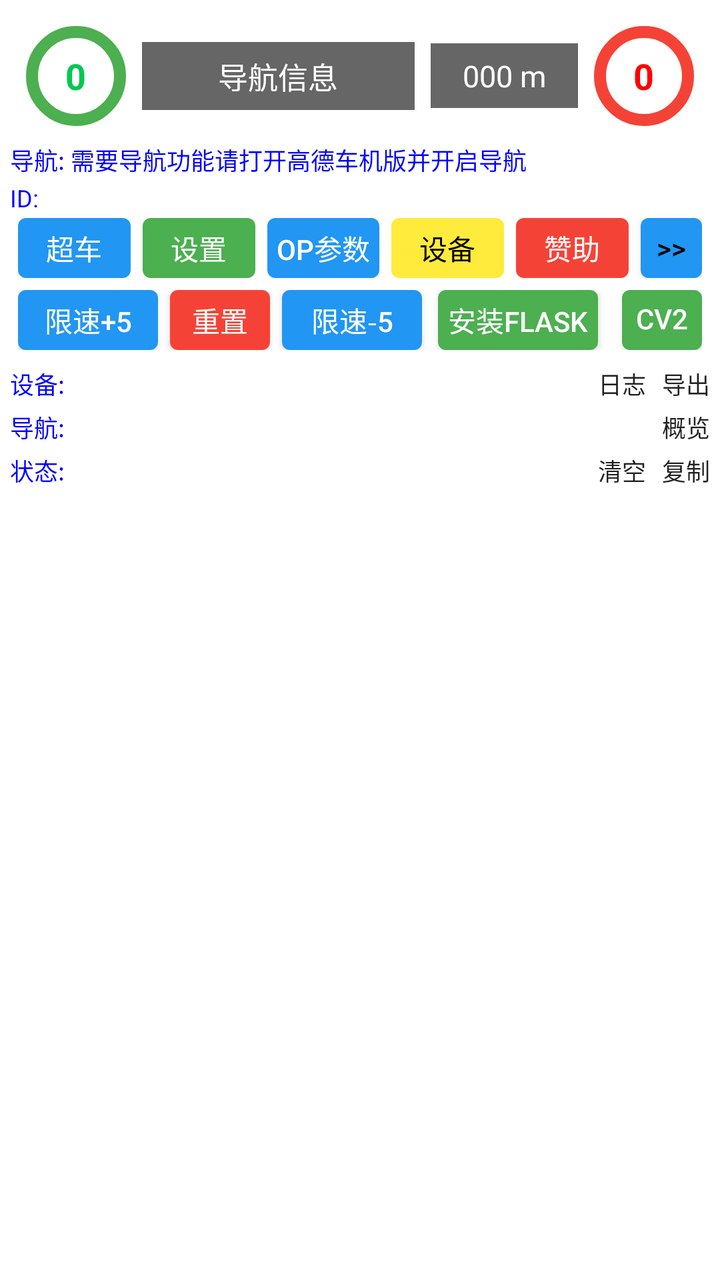
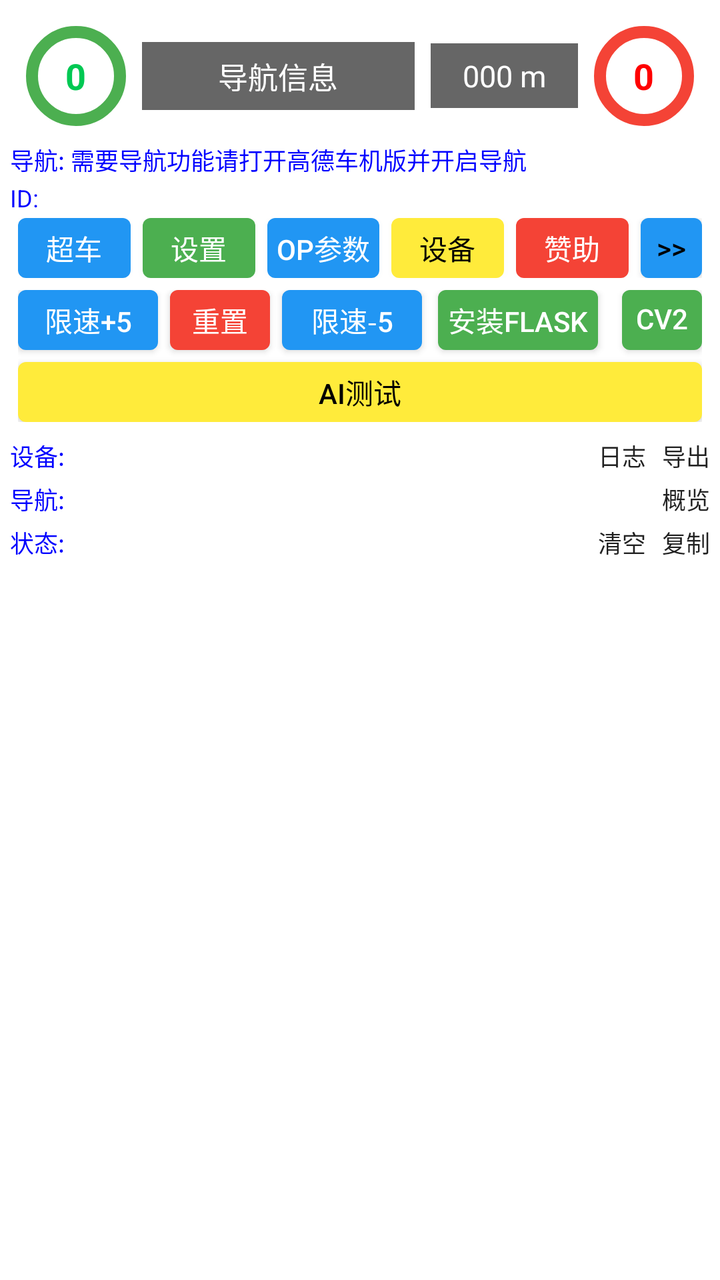

Screens rendered from an Android XML layout before and after an edit, with the pre-edit source and the edit as a unified diff.
<!-- AndroidManifest.xml: activity theme Theme.AppCompat.Light.NoActionBar -->
<!-- res/layout/activity_main.xml -->
<?xml version="1.0" encoding="utf-8"?>
<FrameLayout xmlns:android="http://schemas.android.com/apk/res/android"
    xmlns:app="http://schemas.android.com/apk/res-auto"
    android:layout_width="match_parent"
    android:layout_height="match_parent"
    android:background="#FFFFFF">

<LinearLayout
    android:orientation="vertical"
    android:layout_width="match_parent"
    android:layout_height="match_parent"
    android:paddingTop="5dp"
    android:paddingStart="5dp"
    android:paddingEnd="5dp"
    android:paddingBottom="5dp"
    android:id="@+id/containerLinearLayout">

    
    <LinearLayout
        android:layout_width="match_parent"
        android:layout_height="wrap_content"
        android:orientation="horizontal"
        android:gravity="center_vertical"
        android:padding="8dp">

        
        <LinearLayout
            android:id="@+id/speed_left"
            android:layout_width="50dp"
            android:layout_height="50dp"
            android:orientation="vertical"
            android:gravity="center"
            android:background="@drawable/ring_green"
            android:layout_marginEnd="8dp">  

            <TextView
                android:id="@+id/tvSpeedLeft"
                android:layout_width="wrap_content"
                android:layout_height="wrap_content"
                android:text="0"
                android:textColor="#00C853"
                android:textSize="18sp"
                android:textStyle="bold" />
        </LinearLayout>

        
        <LinearLayout
            android:layout_width="0dp"
            android:layout_height="wrap_content"
            android:layout_weight="1"
            android:orientation="horizontal"
            android:gravity="center_vertical">

            <TextView
                android:id="@+id/tvNavInfo"
                android:layout_width="0dp"
                android:layout_height="wrap_content"
                android:layout_weight="1"
                android:background="#666666"
                android:text="导航信息"
                android:textColor="#FFFFFF"
                android:paddingHorizontal="16dp"
                android:paddingVertical="6dp"
                android:textSize="15sp"
                android:gravity="center"
                android:clickable="true"
                android:focusable="true" />

            
            <Space
                android:layout_width="8dp"
                android:layout_height="wrap_content" />

            <TextView
                android:id="@+id/tvDistance"
                android:layout_width="wrap_content"
                android:layout_height="wrap_content"
                android:background="#666666"
                android:text="000 m"
                android:textColor="#FFFFFF"
                android:paddingHorizontal="16dp"
                android:paddingVertical="6dp"
                android:textSize="15sp"
                android:gravity="center"/>
        </LinearLayout>

        
        <LinearLayout
            android:id="@+id/speed_right"
            android:layout_width="50dp"
            android:layout_height="50dp"
            android:orientation="vertical"
            android:gravity="center"
            android:background="@drawable/ring_red"
            android:layout_marginStart="8dp">  

            <TextView
                android:id="@+id/tvSpeedRight"
                android:layout_width="wrap_content"
                android:layout_height="wrap_content"
                android:text="0"
                android:textColor="#FF0000"
                android:textSize="18sp"
                android:textStyle="bold" />
        </LinearLayout>

    </LinearLayout>

    <LinearLayout
        android:orientation="horizontal"
        android:layout_width="match_parent"
        android:layout_height="wrap_content"
        android:gravity="center_vertical"
        android:layout_marginBottom="2dp">

        <TextView
            android:id="@+id/tvUdpStatus"
            android:layout_width="wrap_content"
            android:layout_height="wrap_content"
            android:text="导航: 需要导航功能请打开高德车机版并开启导航"
            android:textSize="12sp"
            android:textColor="#0000FF"/>

        <View
            android:layout_width="0dp"
            android:layout_height="0dp"
            android:layout_weight="1"/>

        <TextView
            android:id="@+id/tvVersion"
            android:layout_width="wrap_content"
            android:layout_height="wrap_content"
            android:text=""
            android:textSize="12sp"
            android:textColor="#0000FF"/>

    </LinearLayout>

    <LinearLayout
        android:orientation="horizontal"
        android:layout_width="match_parent"
        android:layout_height="wrap_content"
        android:gravity="center_vertical"
        android:layout_marginBottom="2dp">

        <TextView
            android:id="@+id/tvDevicID"
            android:layout_width="wrap_content"
            android:layout_height="wrap_content"
            android:text="ID: "
            android:textSize="12sp"
            android:textColor="#0000FF"/>
    </LinearLayout>

    <LinearLayout
        android:id="@+id/vLaneTextViewLayout"
        android:orientation="horizontal"
        android:layout_width="match_parent"
        android:layout_height="wrap_content"
        android:gravity="center_vertical"
        android:visibility="gone"
        android:layout_marginBottom="2dp">

        <TextView
            android:id="@+id/driveWayTextView"
            android:layout_width="wrap_content"
            android:layout_height="wrap_content"
            android:text=""
            android:textSize="12sp"
            android:textColor="#0000FF"/>

        <Space
            android:id="@+id/driveWaySpacer"
            android:layout_width="12dp"
            android:layout_height="wrap_content"
            android:visibility="gone" />

        <TextView
            android:id="@+id/vLaneTextView"
            android:layout_width="wrap_content"
            android:layout_height="wrap_content"
            android:text=""
            android:textSize="12sp"
            android:textColor="#0000FF"/>
    </LinearLayout>

    
    <androidx.constraintlayout.widget.ConstraintLayout
        android:id="@+id/layoutThreeButtons"
        android:layout_width="match_parent"
        android:layout_height="wrap_content"
        android:layout_marginBottom="6dp"
        android:paddingStart="4dp"
        android:paddingEnd="4dp">

        
        <Button
            android:id="@+id/btnOvertakeDebug"
            android:layout_width="0dp"
            android:layout_height="30dp"
            android:text="超车"
            android:textSize="14sp"
            android:background="@drawable/btn_blue"
            android:textColor="#FFFFFF"
            android:layout_marginEnd="6dp"
            app:layout_constraintStart_toStartOf="parent"
            app:layout_constraintEnd_toStartOf="@id/btnSetting"
            app:layout_constraintTop_toTopOf="parent"
            app:layout_constraintHorizontal_weight="1" />

        
        <Button
            android:id="@+id/btnAppOverTake"
            android:layout_width="0dp"
            android:layout_height="0dp"
            android:minWidth="0dp"
            android:minHeight="0dp"
            android:visibility="gone"
            android:text="超车功能"
            android:textSize="14sp"
            android:background="@drawable/btn_blue"
            android:textColor="#FFFFFF"
            app:layout_constraintStart_toStartOf="parent"
            app:layout_constraintTop_toTopOf="parent" />

        <Button
            android:id="@+id/btnSetting"
            android:layout_width="0dp"
            android:layout_height="30dp"
            android:text="设置"
            android:textSize="14sp"
            android:background="@drawable/btn_green"
            android:textColor="#FFFFFF"
            android:layout_marginEnd="6dp"
            app:layout_constraintStart_toEndOf="@id/btnOvertakeDebug"
            app:layout_constraintEnd_toStartOf="@id/btnNavSetting"
            app:layout_constraintTop_toTopOf="parent"
            app:layout_constraintHorizontal_weight="1" />

        <Button
            android:id="@+id/btnNavSetting"
            android:layout_width="0dp"
            android:layout_height="30dp"
            android:text="OP参数"
            android:textSize="14sp"
            android:background="@drawable/btn_blue"
            android:textColor="#FFFFFF"
            android:layout_marginEnd="6dp"
            app:layout_constraintStart_toEndOf="@id/btnSetting"
            app:layout_constraintEnd_toStartOf="@id/btnScanDevice"
            app:layout_constraintTop_toTopOf="parent"
            app:layout_constraintHorizontal_weight="1" />

        <Button
            android:id="@+id/btnScanDevice"
            android:layout_width="0dp"
            android:layout_height="30dp"
            android:text="设备"
            android:textSize="14sp"
            android:background="@drawable/btn_yellow"
            android:textColor="#000000"
            android:layout_marginEnd="6dp"
            app:layout_constraintStart_toEndOf="@id/btnNavSetting"
            app:layout_constraintEnd_toStartOf="@id/btnPay"
            app:layout_constraintTop_toTopOf="parent"
            app:layout_constraintHorizontal_weight="1" />

        <Button
            android:id="@+id/btnPay"
            android:layout_width="0dp"
            android:layout_height="30dp"
            android:text="赞助"
            android:textSize="14sp"
            android:background="@drawable/btn_red"
            android:textColor="#FFFFFF"
            android:layout_marginEnd="6dp"
            app:layout_constraintStart_toEndOf="@id/btnScanDevice"
            app:layout_constraintEnd_toStartOf="@id/btnMoreButton"
            app:layout_constraintTop_toTopOf="parent"
            app:layout_constraintHorizontal_weight="1" />

        
        <Button
            android:id="@+id/btnMoreButton"
            android:layout_width="wrap_content"
            android:layout_height="30dp"
            android:minHeight="30dp"
            android:minWidth="0dp"
            android:text=">>"
            android:textSize="14sp"
            android:textColor="#000000"
            android:paddingStart="8dp"
            android:paddingEnd="8dp"
            android:paddingTop="0dp"
            android:paddingBottom="0dp"
            android:background="@drawable/btn_blue"
            app:layout_constraintEnd_toEndOf="parent"
            app:layout_constraintTop_toTopOf="parent" />

    </androidx.constraintlayout.widget.ConstraintLayout>

    <androidx.constraintlayout.widget.ConstraintLayout
        xmlns:android="http://schemas.android.com/apk/res/android"
        xmlns:app="http://schemas.android.com/apk/res-auto"
        android:id="@+id/layoutSystemButtons"
        android:layout_width="match_parent"
        android:layout_height="wrap_content"
        android:layout_marginBottom="6dp"
        android:paddingStart="4dp"
        android:paddingEnd="4dp">

        
        <Button
            android:id="@+id/btnIncRoadLimit"
            android:layout_width="wrap_content"
            android:layout_height="30dp"
            android:minHeight="30dp"
            android:minWidth="70dp"
            android:text="限速+5"
            android:textSize="14sp"
            android:includeFontPadding="false"
            android:gravity="center"
            android:paddingStart="4dp"
            android:paddingEnd="4dp"
            android:background="@drawable/btn_blue"
            android:textColor="#FFFFFF"
            app:layout_constraintStart_toStartOf="parent"
            app:layout_constraintTop_toTopOf="parent"/>

        
        <Button
            android:id="@+id/btnResetRoadLimit"
            android:layout_width="wrap_content"
            android:layout_height="30dp"
            android:minHeight="30dp"
            android:minWidth="50dp"
            android:text="重置"
            android:textSize="14sp"
            android:includeFontPadding="false"
            android:gravity="center"
            android:paddingStart="4dp"
            android:paddingEnd="4dp"
            android:layout_marginStart="6dp"
            android:background="@drawable/btn_red"
            android:textColor="#FFFFFF"
            app:layout_constraintStart_toEndOf="@id/btnIncRoadLimit"
            app:layout_constraintTop_toTopOf="parent"/>

        
        <Button
            android:id="@+id/btnDecRoadLimit"
            android:layout_width="wrap_content"
            android:layout_height="30dp"
            android:minHeight="30dp"
            android:minWidth="70dp"
            android:text="限速-5"
            android:textSize="14sp"
            android:includeFontPadding="false"
            android:gravity="center"
            android:paddingStart="4dp"
            android:paddingEnd="4dp"
            android:layout_marginStart="6dp"
            android:background="@drawable/btn_blue"
            android:textColor="#FFFFFF"
            app:layout_constraintStart_toEndOf="@id/btnResetRoadLimit"
            app:layout_constraintTop_toTopOf="parent"/>

        
        <Button
            android:id="@+id/btnInstallFlask"
            android:layout_width="0dp"
            android:layout_height="30dp"
            android:minHeight="30dp"
            android:minWidth="0dp"
            android:text="安装Flask"
            android:textSize="14sp"
            android:includeFontPadding="false"
            android:gravity="center"
            android:maxLines="1"
            android:ellipsize="end"
            android:background="@drawable/btn_green"
            android:textColor="#FFFFFF"
            android:layout_marginStart="8dp"
            android:layout_marginEnd="6dp"
            app:layout_constraintStart_toEndOf="@id/btnDecRoadLimit"
            app:layout_constraintEnd_toStartOf="@id/btnInstallOpencv"
            app:layout_constraintTop_toTopOf="parent"
            app:layout_constraintHorizontal_weight="2"/>

        
        <Button
            android:id="@+id/btnInstallOpencv"
            android:layout_width="0dp"
            android:layout_height="30dp"
            android:minHeight="30dp"
            android:minWidth="56dp"
            android:text="CV2"
            android:textSize="14sp"
            android:includeFontPadding="false"
            android:gravity="center"
            android:maxLines="1"
            android:ellipsize="end"
            android:background="@drawable/btn_green"
            android:textColor="#FFFFFF"
            android:layout_marginStart="6dp"
            app:layout_constraintStart_toEndOf="@id/btnInstallFlask"
            app:layout_constraintEnd_toEndOf="parent"
            app:layout_constraintTop_toTopOf="parent"
            app:layout_constraintHorizontal_weight="1"/>

    </androidx.constraintlayout.widget.ConstraintLayout>

    
    <LinearLayout
        android:orientation="horizontal"
        android:layout_width="match_parent"
        android:layout_height="wrap_content"
        android:gravity="center"
        android:visibility="gone"
        android:layout_marginTop="8dp">


        <Button
            android:id="@+id/btnTbtTest"
            android:layout_width="wrap_content"
            android:layout_height="wrap_content"
            android:visibility="gone"
            android:text="导航引导测试"/>
    </LinearLayout>

    

    <LinearLayout
        android:id="@+id/imageViewLinear"
        android:orientation="horizontal"
        android:layout_width="match_parent"
        android:layout_height="wrap_content"
        android:gravity="center_vertical"
        android:layout_marginBottom="2dp">

        <ImageView
            android:id="@+id/imageView"
            android:layout_width="match_parent"
            android:layout_height="wrap_content"
            android:adjustViewBounds="true"
            android:scaleType="fitCenter" />

    </LinearLayout>

    <LinearLayout
        android:orientation="horizontal"
        android:layout_width="match_parent"
        android:layout_height="wrap_content"
        android:gravity="center_vertical"
        android:layout_marginBottom="4dp">

        <TextView
            android:id="@+id/tvServerData"
            android:layout_width="wrap_content"
            android:layout_height="wrap_content"
            android:text="设备: "
            android:textSize="12sp"
            android:textColor="#0000FF"/>

        <View
            android:layout_width="0dp"
            android:layout_height="0dp"
            android:layout_weight="1"/>

        <Button
            android:id="@+id/btnShowLog"
            android:layout_width="wrap_content"
            android:layout_height="wrap_content"
            android:text="日志"
            android:textSize="12sp"
            android:minHeight="0dp"
            android:minWidth="0dp"
            android:paddingTop="0dp"
            android:paddingBottom="0dp"
            android:background="?android:attr/selectableItemBackground" />

        <Button
            android:id="@+id/btnExportLog"
            android:layout_width="wrap_content"
            android:layout_height="wrap_content"
            android:text="导出"
            android:textSize="12sp"
            android:minHeight="0dp"
            android:minWidth="0dp"
            android:paddingTop="0dp"
            android:paddingBottom="0dp"
            android:layout_marginStart="8dp"
            android:background="?android:attr/selectableItemBackground" />

    </LinearLayout>

    <LinearLayout
        android:orientation="horizontal"
        android:layout_width="match_parent"
        android:layout_height="wrap_content"
        android:gravity="center_vertical"
        android:layout_marginBottom="4dp">

        <TextView
            android:id="@+id/tvNavData"
            android:layout_width="wrap_content"
            android:layout_height="wrap_content"
            android:text="导航: "
            android:textSize="12sp"
            android:textColor="#0000FF"/>

        <View
            android:layout_width="0dp"
            android:layout_height="0dp"
            android:layout_weight="1"/>

        <Button
            android:id="@+id/btnNavState"
            android:layout_width="wrap_content"
            android:layout_height="wrap_content"
            android:text="概览"
            android:textSize="12sp"
            android:minHeight="0dp"
            android:minWidth="0dp"
            android:paddingTop="0dp"
            android:paddingBottom="0dp"
            android:background="?android:attr/selectableItemBackground" />
    </LinearLayout>

    <LinearLayout
        android:orientation="horizontal"
        android:layout_width="match_parent"
        android:layout_height="wrap_content"
        android:gravity="center_vertical"
        android:layout_marginBottom="4dp">

        <TextView
            android:id="@+id/tvCpData"
            android:layout_width="wrap_content"
            android:layout_height="wrap_content"
            android:text="状态: "
            android:textSize="12sp"
            android:textColor="#0000FF"/>

        <View
            android:layout_width="0dp"
            android:layout_height="0dp"
            android:layout_weight="1"/>

        <Button
            android:id="@+id/btnClearLog"
            android:layout_width="wrap_content"
            android:layout_height="wrap_content"
            android:text="清空"
            android:textSize="12sp"
            android:minHeight="0dp"
            android:minWidth="0dp"
            android:paddingTop="0dp"
            android:paddingBottom="0dp"
            android:background="?android:attr/selectableItemBackground" />

        <Button
            android:id="@+id/btnCopyLog"
            android:layout_width="wrap_content"
            android:layout_height="wrap_content"
            android:text="复制"
            android:textSize="12sp"
            android:minHeight="0dp"
            android:minWidth="0dp"
            android:paddingTop="0dp"
            android:paddingBottom="0dp"
            android:layout_marginStart="8dp"
            android:background="?android:attr/selectableItemBackground" />


    </LinearLayout>

    
    <ScrollView
        android:id="@+id/scrollRawLogNav"
        android:layout_width="match_parent"
        android:layout_height="wrap_content"
        android:fillViewport="true"
        android:scrollbars="vertical"
        android:paddingTop="4dp"
        android:paddingBottom="4dp">

        <TextView
            android:id="@+id/rawLogNav"
            android:layout_width="match_parent"
            android:layout_height="wrap_content"
            android:textSize="10sp"
            android:textColor="#000000"
            android:scrollbars="vertical" />
    </ScrollView>

    <LinearLayout
        android:layout_width="match_parent"
        android:layout_height="match_parent"
        android:id="@+id/webLinearLayout"
        android:orientation="vertical">

        
        <WebView
            android:id="@+id/webViewSection"
            android:layout_width="match_parent"
            android:layout_height="0dp"
            android:layout_weight="1"
            android:visibility="gone"
            android:background="#EEEEEE" />

        
        <ScrollView
            android:id="@+id/scrollRawLog"
            android:layout_width="match_parent"
            android:layout_height="0dp"
            android:layout_weight="1"
            android:fillViewport="true"
            android:visibility="gone"
            android:scrollbars="vertical">

            <TextView
                android:id="@+id/rawLog"
                android:layout_width="match_parent"
                android:layout_height="wrap_content"
                android:textSize="10sp"
                android:textColor="#000000"
                android:scrollbars="vertical" />
        </ScrollView>
    </LinearLayout>
</LinearLayout>

    
    <LinearLayout
        android:id="@+id/layoutOvertakeDebug"
        android:orientation="vertical"
        android:layout_width="match_parent"
        android:layout_height="match_parent"
        android:visibility="gone"
        android:background="#FAFDFDF7"
        android:elevation="8dp"
        android:padding="6dp">

        
        <LinearLayout
            android:orientation="horizontal"
            android:layout_width="match_parent"
            android:layout_height="wrap_content"
            android:gravity="center_vertical"
            android:layout_marginBottom="4dp">

            <TextView
                android:id="@+id/tvOvertakeDebugHead"
                android:layout_width="0dp"
                android:layout_height="wrap_content"
                android:layout_weight="1"
                android:text="【超车诊断】"
                android:textSize="16sp"
                android:textStyle="bold"
                android:textColor="#D84315"
                android:maxLines="1"
                android:ellipsize="end"/>

            <Button
                android:id="@+id/btnOvertakeDebugClose"
                android:layout_width="wrap_content"
                android:layout_height="32dp"
                android:minHeight="0dp"
                android:minWidth="0dp"
                android:paddingStart="14dp"
                android:paddingEnd="14dp"
                android:text="关闭"
                android:textSize="14sp"
                android:textColor="#FFFFFF"
                android:background="@drawable/btn_blue"/>
        </LinearLayout>

        <ScrollView
            android:layout_width="match_parent"
            android:layout_height="0dp"
            android:layout_weight="1"
            android:scrollbars="vertical">

            <LinearLayout
                android:orientation="vertical"
                android:layout_width="match_parent"
                android:layout_height="wrap_content">

                
                <LinearLayout
                    android:orientation="horizontal"
                    android:layout_width="match_parent"
                    android:layout_height="wrap_content"
                    android:baselineAligned="false">

                    <TextView
                        android:id="@+id/tvRadarLeftFront"
                        android:layout_width="0dp"
                        android:layout_height="96dp"
                        android:layout_weight="1"
                        android:layout_margin="3dp"
                        android:padding="6dp"
                        android:gravity="center"
                        android:textSize="15sp"
                        android:textColor="#757575"
                        android:background="#EEEEEE"
                        android:text="左前方"/>

                    <TextView
                        android:id="@+id/tvRadarFront"
                        android:layout_width="0dp"
                        android:layout_height="96dp"
                        android:layout_weight="1"
                        android:layout_margin="3dp"
                        android:padding="6dp"
                        android:gravity="center"
                        android:textSize="15sp"
                        android:textColor="#757575"
                        android:background="#EEEEEE"
                        android:text="正前方"/>

                    <TextView
                        android:id="@+id/tvRadarRightFront"
                        android:layout_width="0dp"
                        android:layout_height="96dp"
                        android:layout_weight="1"
                        android:layout_margin="3dp"
                        android:padding="6dp"
                        android:gravity="center"
                        android:textSize="15sp"
                        android:textColor="#757575"
                        android:background="#EEEEEE"
                        android:text="右前方"/>
                </LinearLayout>

                
                <LinearLayout
                    android:orientation="horizontal"
                    android:layout_width="match_parent"
                    android:layout_height="wrap_content"
                    android:baselineAligned="false">

                    <TextView
                        android:id="@+id/tvRadarLeftRear"
                        android:layout_width="0dp"
                        android:layout_height="96dp"
                        android:layout_weight="1"
                        android:layout_margin="3dp"
                        android:padding="6dp"
                        android:gravity="center"
                        android:textSize="15sp"
                        android:textColor="#757575"
                        android:background="#EEEEEE"
                        android:text="左后方"/>

                    <TextView
                        android:id="@+id/tvRadarEgo"
                        android:layout_width="0dp"
                        android:layout_height="96dp"
                        android:layout_weight="1"
                        android:layout_margin="3dp"
                        android:padding="4dp"
                        android:gravity="center"
                        android:maxLines="2"
                        android:textSize="15sp"
                        android:textStyle="bold"
                        android:textColor="#FFFFFF"
                        android:background="#37474F"
                        android:text="自车"/>

                    <TextView
                        android:id="@+id/tvRadarRightRear"
                        android:layout_width="0dp"
                        android:layout_height="96dp"
                        android:layout_weight="1"
                        android:layout_margin="3dp"
                        android:padding="6dp"
                        android:gravity="center"
                        android:textSize="15sp"
                        android:textColor="#757575"
                        android:background="#EEEEEE"
                        android:text="右后方"/>
                </LinearLayout>

                
                <TextView
                    android:layout_width="match_parent"
                    android:layout_height="wrap_content"
                    android:layout_marginTop="8dp"
                    android:text="— 决策详情(点击可复制) —"
                    android:textSize="14sp"
                    android:textColor="#999999"
                    android:gravity="center"/>

                <TextView
                    android:id="@+id/tvOvertakeDebug"
                    android:layout_width="match_parent"
                    android:layout_height="wrap_content"
                    android:text=""
                    android:textSize="16sp"
                    android:textColor="#000000"
                    android:fontFamily="monospace"
                    android:lineSpacingExtra="3dp"
                    android:paddingTop="2dp"/>
            </LinearLayout>
        </ScrollView>

        
        <LinearLayout
            android:orientation="horizontal"
            android:layout_width="match_parent"
            android:layout_height="wrap_content"
            android:gravity="center_vertical"
            android:layout_marginTop="4dp">

            <TextView
                android:id="@+id/tvOvertakeLogState"
                android:layout_width="0dp"
                android:layout_height="wrap_content"
                android:layout_weight="1"
                android:text="超车日志:未记录"
                android:textSize="12sp"
                android:textColor="#666666"
                android:maxLines="1"
                android:ellipsize="middle"/>

            <Button
                android:id="@+id/btnOvertakeLogToggle"
                android:layout_width="wrap_content"
                android:layout_height="32dp"
                android:minWidth="0dp"
                android:minHeight="0dp"
                android:paddingStart="12dp"
                android:paddingEnd="12dp"
                android:layout_marginEnd="6dp"
                android:text="记录"
                android:textSize="14sp"
                android:textColor="#FFFFFF"
                android:background="@drawable/btn_blue"/>

            <Button
                android:id="@+id/btnOvertakeLogShare"
                android:layout_width="wrap_content"
                android:layout_height="32dp"
                android:minWidth="0dp"
                android:minHeight="0dp"
                android:paddingStart="12dp"
                android:paddingEnd="12dp"
                android:text="发日志"
                android:textSize="14sp"
                android:textColor="#FFFFFF"
                android:background="@drawable/btn_green"/>
        </LinearLayout>
    </LinearLayout>

</FrameLayout>
<!-- resources referenced by this layout -->
<resources>
  <!-- drawable btn_blue (drawable) -->
  <?xml version="1.0" encoding="utf-8"?>
  <selector xmlns:android="http://schemas.android.com/apk/res/android">
      
      <item android:state_pressed="true">
          <shape android:shape="rectangle">
              <solid android:color="#1976D2"/> 
              <corners android:radius="4dp"/>
          </shape>
      </item>
  
      
      <item>
          <shape android:shape="rectangle">
              <solid android:color="#2196F3"/> 
              <corners android:radius="4dp"/>
          </shape>
      </item>
  </selector>
  <!-- drawable btn_green (drawable) -->
  <selector xmlns:android="http://schemas.android.com/apk/res/android">
      <item android:state_pressed="true">
          <shape android:shape="rectangle">
              <solid android:color="#388E3C"/> 
              <corners android:radius="4dp"/>
          </shape>
      </item>
      <item>
          <shape android:shape="rectangle">
              <solid android:color="#4CAF50"/> 
              <corners android:radius="4dp"/>
          </shape>
      </item>
  </selector>
  <!-- drawable btn_red (drawable) -->
  <selector xmlns:android="http://schemas.android.com/apk/res/android">
      <item android:state_pressed="true">
          <shape android:shape="rectangle">
              <solid android:color="#D32F2F"/> 
              <corners android:radius="4dp"/>
          </shape>
      </item>
      <item>
          <shape android:shape="rectangle">
              <solid android:color="#F44336"/> 
              <corners android:radius="4dp"/>
          </shape>
      </item>
  </selector>
  <!-- drawable btn_yellow (drawable) -->
  <?xml version="1.0" encoding="utf-8"?>
  <selector xmlns:android="http://schemas.android.com/apk/res/android">
  
      
      <item android:state_pressed="true">
          <shape android:shape="rectangle">
              <solid android:color="#FBC02D"/> 
              <corners android:radius="4dp"/>
          </shape>
      </item>
  
      
      <item>
          <shape android:shape="rectangle">
              <solid android:color="#FFEB3B"/> 
              <corners android:radius="4dp"/>
          </shape>
      </item>
  
  </selector>
  <!-- drawable ring_green (drawable) -->
  <shape xmlns:android="http://schemas.android.com/apk/res/android" android:shape="oval">
      <solid android:color="#00FFFFFF" /> 
      <stroke android:width="6dp" android:color="#4CAF50" /> 
  </shape>
  <!-- drawable ring_red (drawable) -->
  <shape xmlns:android="http://schemas.android.com/apk/res/android" android:shape="oval">
      <solid android:color="#00FFFFFF" />
      <stroke android:width="6dp" android:color="#F44336" />
  </shape>
</resources>

<!-- the commit's change to res/layout/activity_main.xml (unified diff, before → after) -->
@@ -408,6 +408,24 @@
             app:layout_constraintTop_toTopOf="parent"
             app:layout_constraintHorizontal_weight="1"/>
 
+        
+        <Button
+            android:id="@+id/btnLaneTest"
+            android:layout_width="0dp"
+            android:layout_height="30dp"
+            android:minHeight="30dp"
+            android:minWidth="0dp"
+            android:text="AI测试"
+            android:textSize="14sp"
+            android:includeFontPadding="false"
+            android:gravity="center"
+            android:layout_marginTop="6dp"
+            android:background="@drawable/btn_yellow"
+            android:textColor="#000000"
+            app:layout_constraintStart_toStartOf="parent"
+            app:layout_constraintEnd_toEndOf="parent"
+            app:layout_constraintTop_toBottomOf="@id/btnIncRoadLimit" />
+
     </androidx.constraintlayout.widget.ConstraintLayout>
 
     
